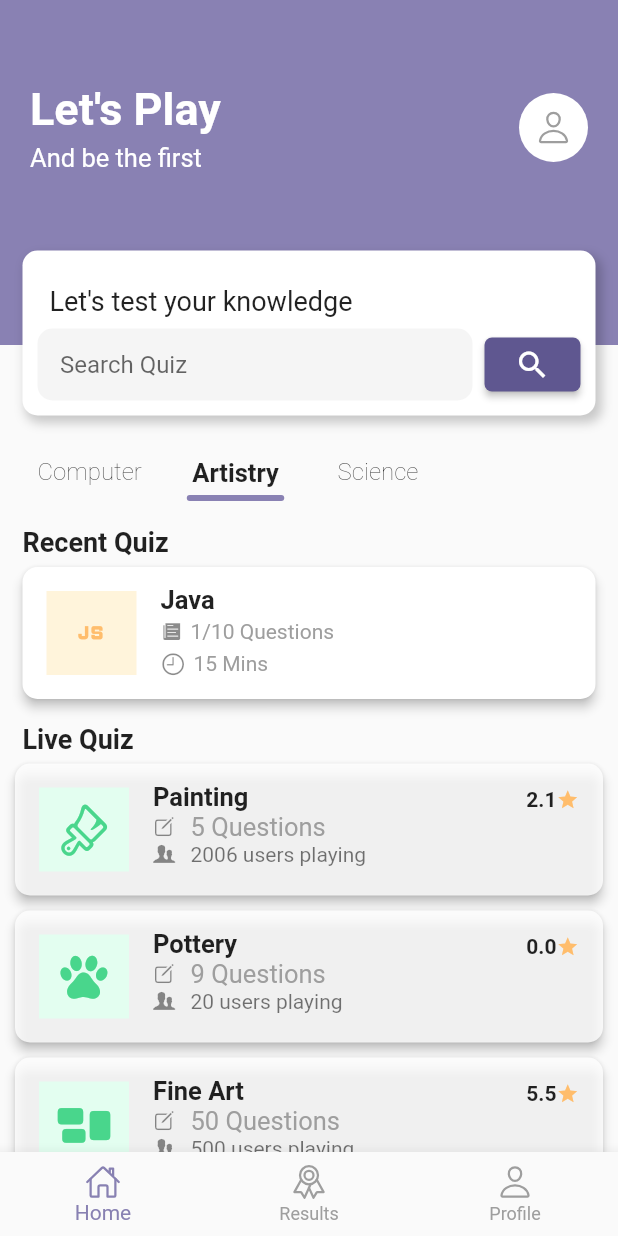
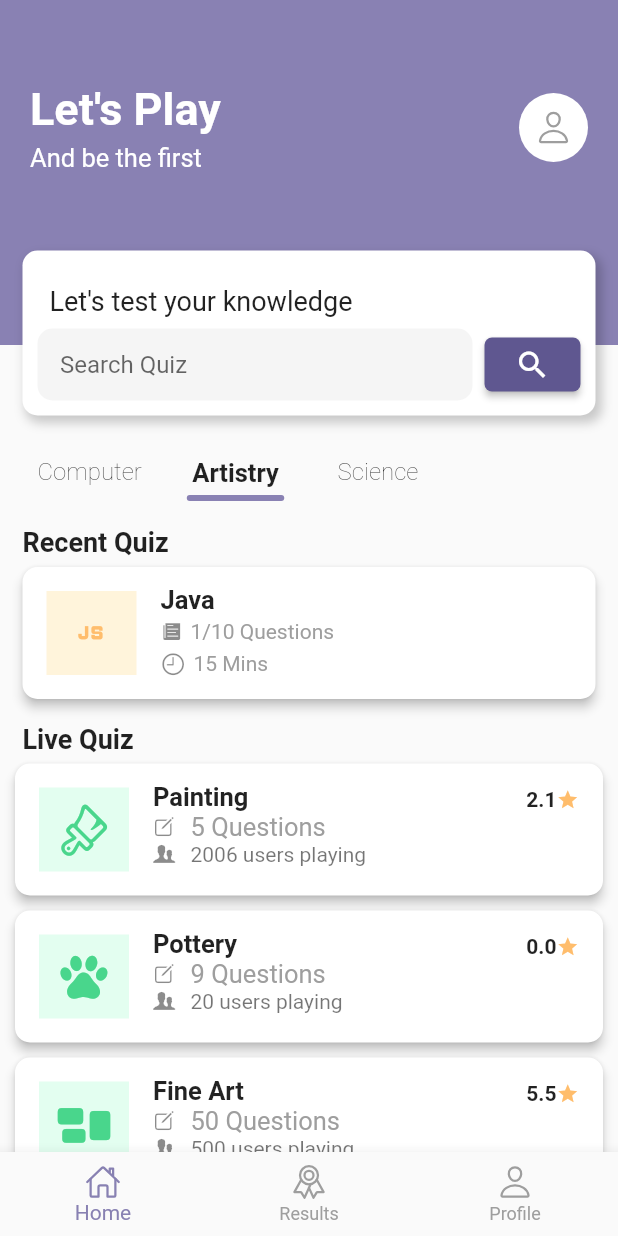
Before and after one commit to AsogunJoel/flutter_quiz_app, a Flutter app: the screen it shows after launch, after a tap on "Artistry", on a phone screen of 412 x 824 dp. Run offline on Flutter 3.47's test engine with Material 2 defaults, Android fonts, the phone set to English and light mode, and no system bars; our stand-ins replace google_fonts, ionicons; Roboto replaces fonts that are missing (Alef).

Commit message:
Joels editsn

```diff
--- a/lib/models/live_quiz_model.dart
+++ b/lib/models/live_quiz_model.dart
@@ -75,7 +75,8 @@ List<LiveSubjectsModel> liveSubjects = [
     const Color(0xff49D68C),
     [2006, 20, 500],
     [2.1, 0.0, 5.5],
-      [5, 9, 50]),
+    [5, 9, 50],
+  ),
   LiveSubjectsModel(
     'Science',
     ['Anatomy', 'Physiology', 'Medical Microbiology'],
--- a/lib/pages/homePage.dart
+++ b/lib/pages/homePage.dart
@@ -118,55 +118,9 @@ class _HomePageState extends State<HomePage> {
                     /* LIVE QUIZ SECTION */
                     const SizedBox(height: 10),
                     const TitleWidget(text: 'Live Quiz'),
-                    ListView.builder(
-                      padding: const EdgeInsets.symmetric(horizontal: 10),
-                      shrinkWrap: true,
-                      itemCount: liveSubjects[currentPage].subTopic.length,
-                      scrollDirection: Axis.vertical,
-                      physics: const BouncingScrollPhysics(),
-                      itemBuilder: (context, index1) => GestureDetector(
-                          onTap: () => setState(() {
-                                liveCurrentPage = index1;
-                              }),
-                          child: Padding(
-                            padding: const EdgeInsets.only(bottom: 10),
-                            child: AnimatedContainer(
-                              duration: const Duration(milliseconds: 200),
-                              decoration: BoxDecoration(
-                                border: liveCurrentPage == index1
-                                    ? Border.all(
-                                        color: const Color(0xff8881B2),
-                                        width: 2)
-                                    : null,
-                                borderRadius: BorderRadius.circular(10),
-                              ),
-                              child: Card(
-                                elevation: 3,
-                                color: liveCurrentPage == index1
-                                    ? Colors.white
-                                    : Colors.white.withOpacity(0.8),
-                                margin: const EdgeInsets.all(0),
-                                shape: RoundedRectangleBorder(
-                                  borderRadius: BorderRadius.circular(10),
-                                ),
-                                child: LiveQuizCardWidget(
-                                  icon: liveSubjects[currentPage].icon[index1],
-                                  iconColor:
-                                      liveSubjects[currentPage].iconColor,
-                                  subjectsModel: liveSubjects[currentPage]
-                                      .subTopic[index1],
-                                  color: liveSubjects[currentPage].color,
-                                  rating:
-                                      liveSubjects[currentPage].rating[index1],
-                                  numQuestion: liveSubjects[currentPage]
-                                      .numQuestion[index1],
-                                  peopleCount: liveSubjects[currentPage]
-                                      .peopleCount[index1],
-                                ),
-                              ),
-                            ),
-                          )),
-                    ),
+                    LiveQuiz(
+                      liveSubject: liveSubjects[currentPage],
+                    )
                   ],
                 ),
               ),
@@ -177,3 +131,59 @@ class _HomePageState extends State<HomePage> {
     );
   }
 }
+
+class LiveQuiz extends StatelessWidget {
+  const LiveQuiz({super.key, required this.liveSubject});
+  final LiveSubjectsModel liveSubject;
+
+  @override
+  Widget build(BuildContext context) {
+    return ListView.builder(
+      padding: const EdgeInsets.symmetric(horizontal: 10),
+      shrinkWrap: true,
+      itemCount: liveSubject.subTopic.length,
+      scrollDirection: Axis.vertical,
+      physics: const BouncingScrollPhysics(),
+      itemBuilder: (context, index1) => GestureDetector(
+          // onTap: ()
+          // => setState(() {
+          //       liveCurrentPage = index1;
+          //     }),
+          child: Padding(
+        padding: const EdgeInsets.only(bottom: 10),
+        child: AnimatedContainer(
+          duration: const Duration(milliseconds: 200),
+          decoration: BoxDecoration(
+            // border:
+            //     // liveCurrentPage == index1
+            //     //     ?
+            //     Border.all(color: const Color(0xff8881B2), width: 2),
+            // // : null,
+            borderRadius: BorderRadius.circular(10),
+          ),
+          child: Card(
+            elevation: 3,
+            color:
+                // liveCurrentPage == index1
+                //     ?
+                Colors.white,
+            // : Colors.white.withOpacity(0.8),
+            margin: const EdgeInsets.all(0),
+            shape: RoundedRectangleBorder(
+              borderRadius: BorderRadius.circular(10),
+            ),
+            child: LiveQuizCardWidget(
+              icon: liveSubject.icon[index1],
+              iconColor: liveSubject.iconColor,
+              subjectsModel: liveSubject.subTopic[index1],
+              color: liveSubject.color,
+              rating: liveSubject.rating[index1],
+              numQuestion: liveSubject.numQuestion[index1],
+              peopleCount: liveSubject.peopleCount[index1],
+            ),
+          ),
+        ),
+      )),
+    );
+  }
+}
--- a/lib/widgets/liveQuizCard.dart
+++ b/lib/widgets/liveQuizCard.dart
@@ -34,9 +34,16 @@ class LiveQuizCardWidget extends StatelessWidget {
     return ListTile(
       onTap: () => Navigator.push(
         context,
-        MaterialPageRoute(builder: (context) {
-          return const QuestionDescriptionPage();
-        }),
+        MaterialPageRoute(
+          builder: (context) {
+            return const QuestionDescriptionPage();
+          },
+          settings: RouteSettings(
+            arguments: {
+              'title': subjectsModel,
+            },
+          ),
+        ),
       ),
       isThreeLine: true,
       leading: Container(
```
Also changed, not shown: lib/models/topic_model.dart (+255 -13 lines), lib/pages/question_desc_page.dart (+105 -61 lines), lib/pages/quizpage.dart (added, +15 -0 lines), lib/widgets/bottom_sheet_widget.dart (+23 -36 lines), pubspec.lock. Lines whose indentation alone changed are shown as unchanged.
